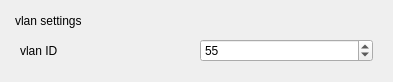
Above: sources/gui/src/vlanwidget.ui from arcan1s/netctl-gui before the change. Below: the same form after it.
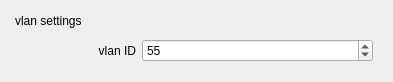
That is the form after the change.

```diff
--- a/sources/gui/src/vlanwidget.ui
+++ b/sources/gui/src/vlanwidget.ui
@@ -28,19 +28,28 @@
         <layout class="QHBoxLayout" name="layout_vlan">
          <item>
           <widget class="QLabel" name="label_vlan">
-           <property name="minimumSize">
-            <size>
-             <width>150</width>
-             <height>0</height>
-            </size>
+           <property name="sizePolicy">
+            <sizepolicy hsizetype="Preferred" vsizetype="Preferred">
+             <horstretch>1</horstretch>
+             <verstretch>0</verstretch>
+            </sizepolicy>
            </property>
            <property name="text">
             <string>vlan ID</string>
            </property>
+           <property name="alignment">
+            <set>Qt::AlignRight|Qt::AlignTrailing|Qt::AlignVCenter</set>
+           </property>
           </widget>
          </item>
          <item>
           <widget class="QSpinBox" name="spinBox_vlan">
+           <property name="sizePolicy">
+            <sizepolicy hsizetype="Minimum" vsizetype="Fixed">
+             <horstretch>2</horstretch>
+             <verstretch>0</verstretch>
+            </sizepolicy>
+           </property>
            <property name="toolTip">
             <string>vlan identifier</string>
            </property>
```
